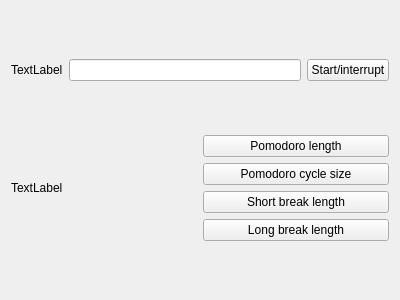
The window that mainwindow.ui (clckwrkbdgr/pomodoro-timer) describes before a commit, drawn with Qt 5.
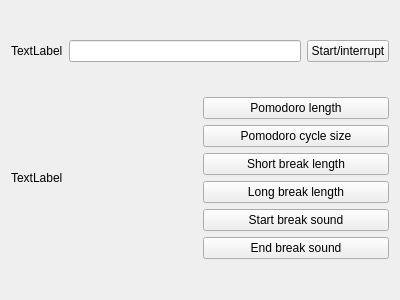
The same window after the commit.

Commit message: Added resources. Moved icons to resources. Removed sounds from resources: added sounds settings (incl. GUI options).

The edit to the form file:
```diff
--- a/mainwindow.ui
+++ b/mainwindow.ui
@@ -74,6 +74,20 @@
          </property>
         </widget>
        </item>
+       <item>
+        <widget class="QPushButton" name="startSound">
+         <property name="text">
+          <string>Start break sound</string>
+         </property>
+        </widget>
+       </item>
+       <item>
+        <widget class="QPushButton" name="endSound">
+         <property name="text">
+          <string>End break sound</string>
+         </property>
+        </widget>
+       </item>
       </layout>
      </item>
     </layout>
```
The commit also changes 15 other files.
